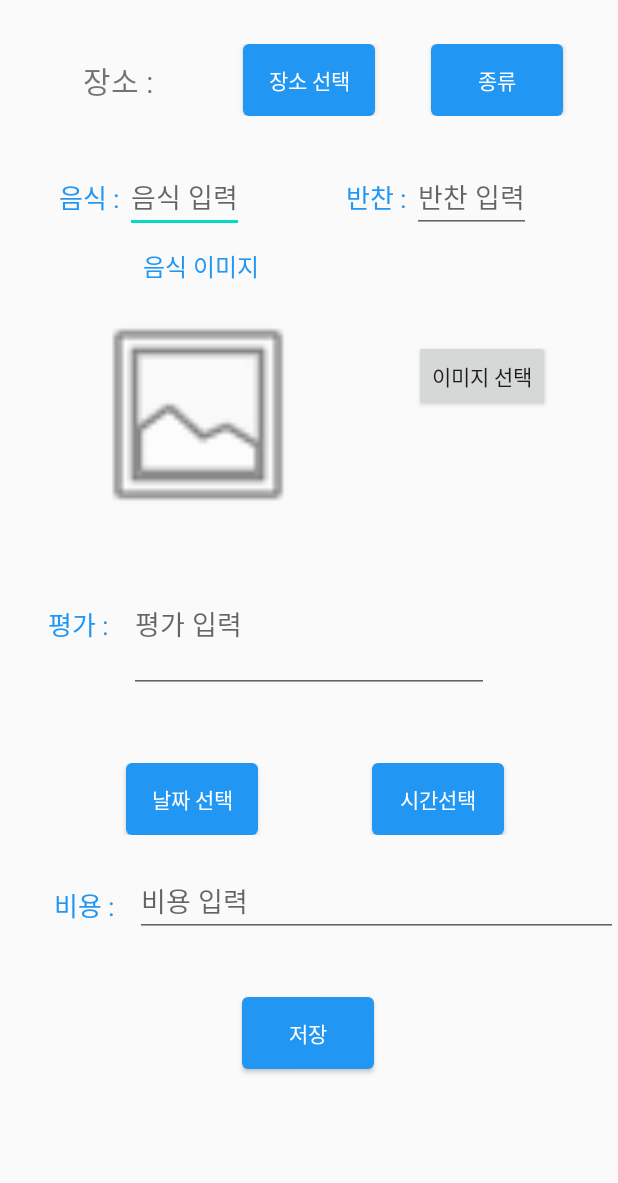
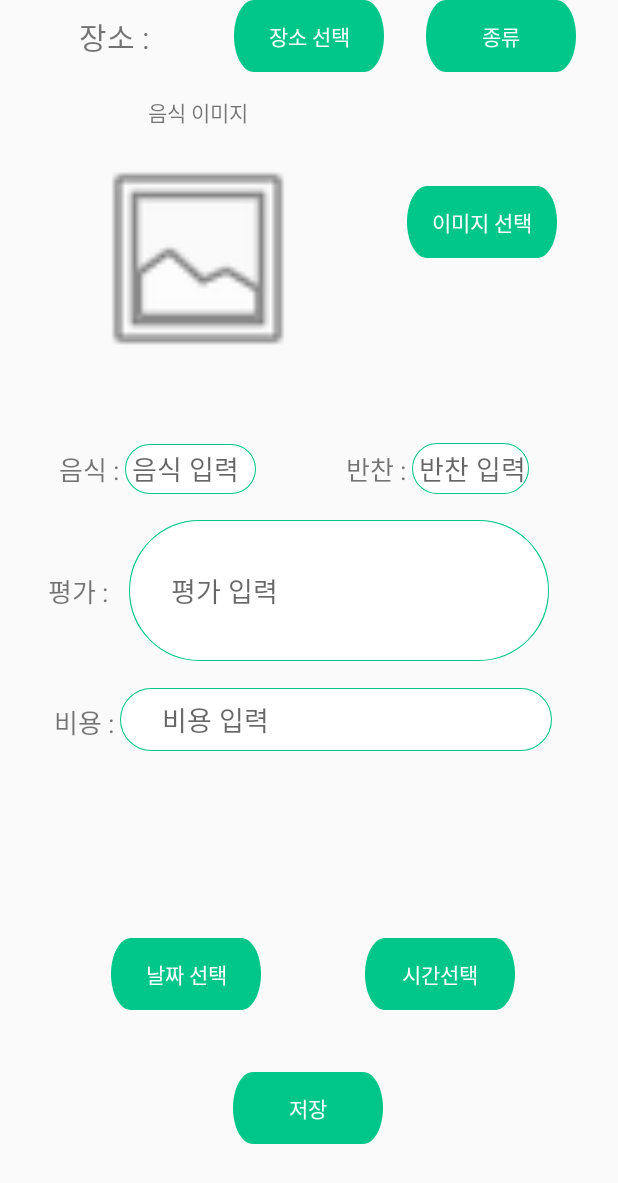
Before and after one commit to 99apollo/MobileSoftware, an Android app: the FoodInput screen opened directly, with no data from a screen before it, on a phone screen of 412 x 824 dp. Shown: the top 1183 px of the screen. Run offline under Robolectric (Android 15) with nearby library versions, the phone set to English and light mode, and no system bars; libraries missing offline, so code that uses them is left out: org.apache.poi.

Commit message:
12041503

```diff
--- a/app/src/main/res/drawable/button_background.xml
+++ b/app/src/main/res/drawable/button_background.xml
@@ -3,4 +3,9 @@
     android:shape="rectangle">
     <solid android:color="@color/colorPrimary"/>
     <corners android:radius="4dp"/>
+
+    <shape android:shape="rectangle">
+
+    </shape>
+
 </shape>
--- /dev/null
+++ b/app/src/main/res/drawable/edit_testui.xml
@@ -0,0 +1,28 @@
+<?xml version="1.0" encoding="utf-8"?>
+<layer-list xmlns:android="http://schemas.android.com/apk/res/android">
+    <item>
+        <shape android:shape="rectangle">
+            <stroke android:width = "1dp" android:color = "#00C689"/>
+            <corners
+                android:bottomRightRadius="100dp"
+                android:bottomLeftRadius="100dp"
+                android:topLeftRadius="100dp"
+                android:topRightRadius="100dp"/>
+        </shape>
+    </item>
+
+    <item
+        android:bottom="1dp"
+        android:left="1dp"
+        android:right="1dp"
+        android:top="1dp">
+        <shape android:shape="rectangle">
+            <solid android:color="#FFFFFF"/>
+            <corners
+                android:bottomRightRadius="100dp"
+                android:bottomLeftRadius="100dp"
+                android:topLeftRadius="100dp"
+                android:topRightRadius="100dp"/>
+        </shape>
+    </item>
+</layer-list>
--- /dev/null
+++ b/app/src/main/res/drawable/test11.xml
@@ -0,0 +1,19 @@
+<?xml version="1.0" encoding="utf-8"?>
+<vector
+    xmlns:android="http://schemas.android.com/apk/res/android"
+    xmlns:aapt="http://schemas.android.com/aapt"
+    android:width="100dp"
+    android:height="40dp"
+    android:viewportWidth="150"
+    android:viewportHeight="40"
+    >
+    <group>
+        <clip-path
+            android:pathData="M20 0H130C141.046 0 150 8.95431 150 20C150 31.0457 141.046 40 130 40H20C8.95431 40 0 31.0457 0 20C0 8.95431 8.95431 0 20 0Z"
+            />
+        <path
+            android:pathData="M0 0V40H150V0"
+            android:fillColor="#00C689"
+            />
+    </group>
+</vector>
--- a/app/src/main/res/layout/analyze_item.xml
+++ b/app/src/main/res/layout/analyze_item.xml
@@ -22,7 +22,9 @@
             android:id="@+id/AfoodTextView"
             android:layout_width="wrap_content"
             android:layout_height="wrap_content"
-            android:text="음식: " />
+            android:text="음식: "
+
+            />
 
         <TextView
             android:id="@+id/Atype"
--- a/app/src/main/res/layout/food_input_layout.xml
+++ b/app/src/main/res/layout/food_input_layout.xml
@@ -10,12 +10,10 @@
         android:id="@+id/constraintLayout"
         android:layout_width="match_parent"
         android:layout_height="wrap_content"
-        app:layout_constraintBottom_toBottomOf="parent"
+
         app:layout_constraintEnd_toEndOf="parent"
-        app:layout_constraintHorizontal_bias="1.0"
         app:layout_constraintStart_toStartOf="parent"
-        app:layout_constraintTop_toTopOf="parent"
-        app:layout_constraintVertical_bias="0.038">
+        app:layout_constraintTop_toTopOf="parent">
 
         <TextView
             android:id="@+id/textView6"
@@ -30,21 +28,23 @@
 
         <Button
             android:id="@+id/choose_place"
-            style="@style/AppButton"
+            style="@style/Widget.AppCompat.Button.Colored"
             android:layout_width="wrap_content"
             android:layout_height="wrap_content"
+            android:background="@drawable/test11"
             android:text="장소 선택"
+
             app:layout_constraintBottom_toBottomOf="parent"
-
             app:layout_constraintEnd_toEndOf="parent"
             app:layout_constraintStart_toStartOf="parent"
             app:layout_constraintTop_toTopOf="parent" />
 
         <Button
             android:id="@+id/typeChoose"
-            style="@style/AppButton"
+            style="@style/Widget.AppCompat.Button.Colored"
             android:layout_width="wrap_content"
             android:layout_height="wrap_content"
+            android:background="@drawable/test11"
             android:text="종류"
             app:layout_constraintBottom_toBottomOf="parent"
             app:layout_constraintEnd_toEndOf="parent"
@@ -57,17 +57,16 @@
         android:id="@+id/constraintLayout2"
         android:layout_width="match_parent"
         android:layout_height="wrap_content"
+        android:layout_marginTop="48dp"
         android:visibility="visible"
-        app:layout_constraintBottom_toBottomOf="parent"
         app:layout_constraintEnd_toEndOf="parent"
-        app:layout_constraintHorizontal_bias="1.0"
+        app:layout_constraintHorizontal_bias="0.0"
         app:layout_constraintStart_toStartOf="parent"
-        app:layout_constraintTop_toBottomOf="@+id/constraintLayout"
-        app:layout_constraintVertical_bias="0.043">
+        app:layout_constraintTop_toBottomOf="@+id/constraintLayout3">
 
         <TextView
             android:id="@+id/textView"
-            style="@style/AppTextView"
+            style="@style/Widget.AppCompat.TextView"
             android:layout_width="wrap_content"
             android:layout_height="wrap_content"
             android:text="음식 : "
@@ -80,16 +79,17 @@
 
         <EditText
             android:id="@+id/food_input"
-            android:layout_width="0dp"
-            android:layout_height="wrap_content"
-            android:hint="음식 입력"
+            android:layout_width="87dp"
+            android:layout_height="33dp"
+            android:background="@drawable/edit_testui"
+            android:hint=" 음식 입력"
             app:layout_constraintBottom_toBottomOf="parent"
             app:layout_constraintStart_toEndOf="@+id/textView"
             app:layout_constraintTop_toTopOf="parent" />
 
         <TextView
             android:id="@+id/textView2"
-            style="@style/AppTextView"
+            style="@style/Widget.AppCompat.TextView"
             android:layout_width="wrap_content"
             android:layout_height="wrap_content"
             android:text="반찬 : "
@@ -102,9 +102,10 @@
 
         <EditText
             android:id="@+id/sub_input"
-            android:layout_width="0dp"
-            android:layout_height="wrap_content"
-            android:hint="반찬 입력"
+            android:layout_width="78dp"
+            android:layout_height="34dp"
+            android:background="@drawable/edit_testui"
+            android:hint=" 반찬 입력"
             app:layout_constraintBottom_toBottomOf="parent"
             app:layout_constraintStart_toEndOf="@+id/textView2"
             app:layout_constraintTop_toTopOf="parent" />
@@ -116,12 +117,7 @@
         android:layout_width="match_parent"
         android:layout_height="wrap_content"
         android:visibility="gone"
-        app:layout_constraintBottom_toBottomOf="parent"
-        app:layout_constraintEnd_toEndOf="parent"
-        app:layout_constraintHorizontal_bias="1.0"
-        app:layout_constraintStart_toStartOf="parent"
-        app:layout_constraintTop_toBottomOf="@+id/constraintLayout"
-        app:layout_constraintVertical_bias="0.043"> <!-- 이 레이아웃은 초기에 숨겨짐으로 설정 -->
+        tools:ignore="MissingConstraints"> <!-- 이 레이아웃은 초기에 숨겨짐으로 설정 -->
 
         <TextView
             android:id="@+id/textView1"
@@ -150,15 +146,14 @@
         android:id="@+id/constraintLayout3"
         android:layout_width="match_parent"
         android:layout_height="wrap_content"
-        android:layout_marginTop="72dp"
         app:layout_constraintEnd_toEndOf="parent"
-        app:layout_constraintHorizontal_bias="0.0"
         app:layout_constraintStart_toStartOf="parent"
-        app:layout_constraintTop_toBottomOf="@+id/constraintLayout">
+        app:layout_constraintTop_toBottomOf="@+id/constraintLayout"
+        >
 
         <TextView
             android:id="@+id/textView3"
-            style="@style/AppTextView"
+            style="@style/Widget.AppCompat.TextView"
             android:layout_width="wrap_content"
             android:layout_height="match_parent"
             android:layout_marginTop="16dp"
@@ -170,8 +165,10 @@
 
         <Button
             android:id="@+id/pickImageButton"
+            style="@style/Widget.AppCompat.Button.Colored"
             android:layout_width="wrap_content"
             android:layout_height="wrap_content"
+            android:background="@drawable/test11"
             android:text="이미지 선택"
             app:layout_constraintBottom_toBottomOf="parent"
             app:layout_constraintEnd_toEndOf="parent"
@@ -193,17 +190,20 @@
 
     </androidx.constraintlayout.widget.ConstraintLayout>
 
+    <!-- Progress Bar -->
+
+
     <androidx.constraintlayout.widget.ConstraintLayout
         android:id="@+id/constraintLayout4"
         android:layout_width="match_parent"
         android:layout_height="129dp"
         app:layout_constraintEnd_toEndOf="parent"
         app:layout_constraintStart_toStartOf="parent"
-        app:layout_constraintTop_toBottomOf="@+id/constraintLayout3">
+        app:layout_constraintTop_toBottomOf="@+id/constraintLayout2">
 
         <TextView
             android:id="@+id/textView4"
-            style="@style/AppTextView"
+            style="@style/Widget.AppCompat.TextView"
             android:layout_width="wrap_content"
             android:layout_height="wrap_content"
             android:layout_marginStart="32dp"
@@ -215,48 +215,51 @@
 
         <EditText
             android:id="@+id/evaluation"
-            android:layout_width="240dp"
-            android:layout_height="92dp"
+            android:layout_width="280dp"
+            android:layout_height="94dp"
             android:layout_marginStart="10dp"
-            android:hint="평가 입력"
+            android:background="@drawable/edit_testui"
+            android:hint="      평가 입력"
             app:layout_constraintBottom_toBottomOf="parent"
             app:layout_constraintEnd_toEndOf="parent"
             app:layout_constraintHorizontal_bias="0.0"
             app:layout_constraintStart_toEndOf="@+id/textView4"
-            app:layout_constraintTop_toTopOf="parent" />
+            app:layout_constraintTop_toTopOf="parent"
+            app:layout_constraintVertical_bias="0.485" />
 
     </androidx.constraintlayout.widget.ConstraintLayout>
-
-    <!-- Progress Bar -->
 
     <androidx.constraintlayout.widget.ConstraintLayout
         android:id="@+id/constraintLayout6"
         android:layout_width="match_parent"
         android:layout_height="wrap_content"
-        android:layout_marginTop="28dp"
+        app:layout_constraintBottom_toTopOf="@+id/save_button"
         app:layout_constraintEnd_toEndOf="parent"
         app:layout_constraintHorizontal_bias="0.0"
         app:layout_constraintStart_toStartOf="parent"
-        app:layout_constraintTop_toBottomOf="@+id/constraintLayout4">
+        app:layout_constraintTop_toBottomOf="@+id/constraintLayout5"
+        app:layout_constraintVertical_bias="0.752">
 
         <Button
             android:id="@+id/select_date_time_button"
-            style="@style/AppButton"
+            style="@style/Widget.AppCompat.Button.Colored"
             android:layout_width="wrap_content"
             android:layout_height="wrap_content"
+            android:background="@drawable/test11"
             android:text="날짜 선택"
             app:layout_constraintBottom_toBottomOf="parent"
             app:layout_constraintEnd_toEndOf="parent"
-            app:layout_constraintHorizontal_bias="0.26"
+            app:layout_constraintHorizontal_bias="0.238"
             app:layout_constraintStart_toStartOf="parent"
             app:layout_constraintTop_toTopOf="parent"
             app:layout_constraintVertical_bias="0.0" />
 
         <Button
             android:id="@+id/time_info"
-            style="@style/AppButton"
+            style="@style/Widget.AppCompat.Button.Colored"
             android:layout_width="wrap_content"
             android:layout_height="wrap_content"
+            android:background="@drawable/test11"
             android:text="시간선택"
             app:layout_constraintBottom_toBottomOf="parent"
             app:layout_constraintEnd_toEndOf="parent"
@@ -266,20 +269,17 @@
 
     </androidx.constraintlayout.widget.ConstraintLayout>
 
-
     <androidx.constraintlayout.widget.ConstraintLayout
         android:id="@+id/constraintLayout5"
         android:layout_width="match_parent"
         android:layout_height="wrap_content"
-        android:layout_marginTop="20dp"
         app:layout_constraintEnd_toEndOf="parent"
-        app:layout_constraintHorizontal_bias="0.0"
         app:layout_constraintStart_toStartOf="parent"
-        app:layout_constraintTop_toBottomOf="@+id/constraintLayout6">
+        app:layout_constraintTop_toBottomOf="@+id/constraintLayout4">
 
         <TextView
             android:id="@+id/textView5"
-            style="@style/AppTextView"
+            style="@style/Widget.AppCompat.TextView"
             android:layout_width="wrap_content"
             android:layout_height="wrap_content"
             android:layout_marginStart="36dp"
@@ -292,31 +292,29 @@
 
         <EditText
             android:id="@+id/cost"
-            android:layout_width="0dp"
-            android:layout_height="wrap_content"
-            android:layout_marginStart="10dp"
-            android:hint="비용 입력"
+            android:layout_width="288dp"
+            android:layout_height="42dp"
+            android:hint="      비용 입력"
             app:layout_constraintBottom_toBottomOf="parent"
-            app:layout_constraintEnd_toEndOf="parent"
-            app:layout_constraintHorizontal_bias="1.0"
             app:layout_constraintStart_toEndOf="@+id/textView5"
             app:layout_constraintTop_toTopOf="parent"
-            app:layout_constraintVertical_bias="0.0" />
+            android:background="@drawable/edit_testui"/>
 
     </androidx.constraintlayout.widget.ConstraintLayout>
 
     <Button
         android:id="@+id/save_button"
-        style="@style/AppButton"
+        style="@style/Widget.AppCompat.Button.Colored"
         android:layout_width="wrap_content"
         android:layout_height="wrap_content"
+        android:background="@drawable/test11"
         android:text="저장"
         app:layout_constraintBottom_toBottomOf="parent"
         app:layout_constraintEnd_toEndOf="parent"
         app:layout_constraintHorizontal_bias="0.498"
         app:layout_constraintStart_toStartOf="parent"
         app:layout_constraintTop_toBottomOf="@+id/constraintLayout5"
-        app:layout_constraintVertical_bias="0.266" />
+        app:layout_constraintVertical_bias="0.777" />
 
 
 </androidx.constraintlayout.widget.ConstraintLayout>
```
